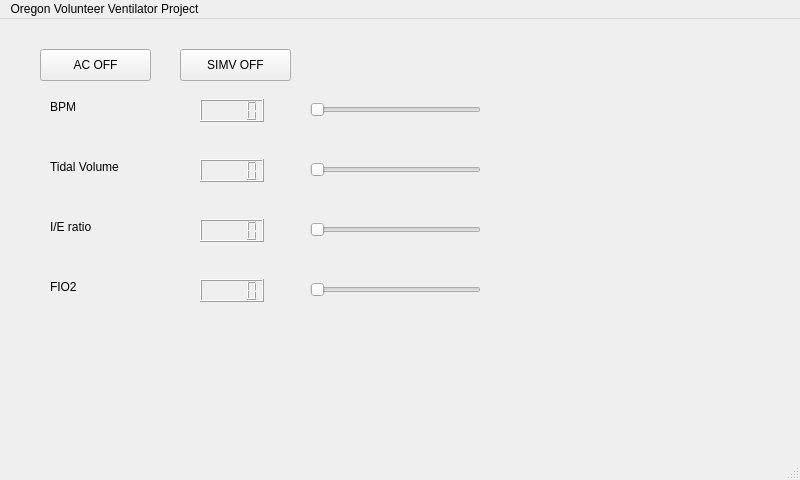
OVVE/software-ui, file mainwindow.ui: the form before one commit.
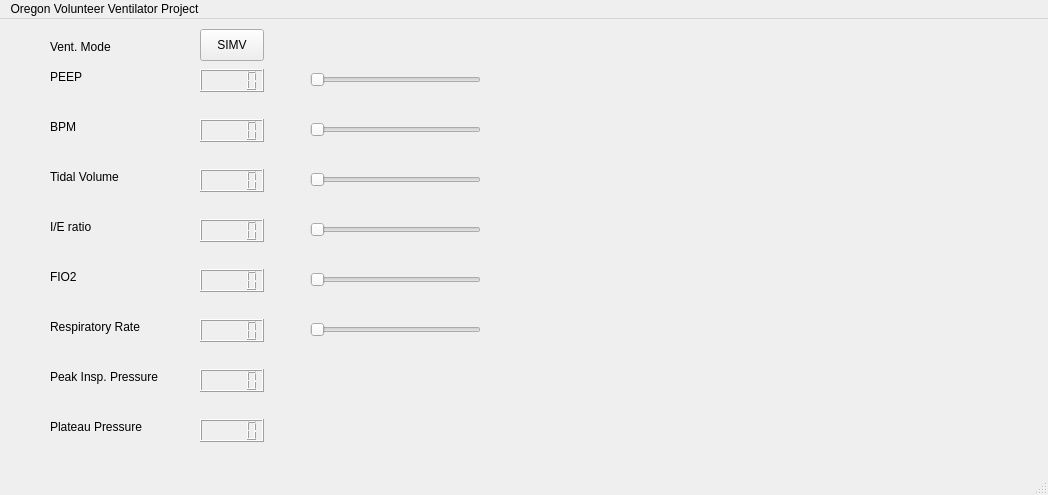
The form after the commit.

Commit message: Avi Gupta 3/26 16:00 PDT Commit - Changed AC/SIMV to toggle - Added resp_rate slider - Added peak_press and plateau_press values - Added PEEP slider

The edit to the form file:
```diff
--- a/mainwindow.ui
+++ b/mainwindow.ui
@@ -6,8 +6,8 @@
    <rect>
     <x>0</x>
     <y>0</y>
-    <width>800</width>
-    <height>480</height>
+    <width>1048</width>
+    <height>495</height>
    </rect>
   </property>
   <property name="sizePolicy">
@@ -23,14 +23,14 @@
    <widget class="QPushButton" name="ac_button">
     <property name="geometry">
      <rect>
-      <x>40</x>
-      <y>30</y>
-      <width>111</width>
+      <x>200</x>
+      <y>10</y>
+      <width>64</width>
       <height>32</height>
      </rect>
     </property>
     <property name="text">
-     <string>AC OFF</string>
+     <string>SIMV</string>
     </property>
     <property name="checkable">
      <bool>true</bool>
@@ -40,7 +40,7 @@
     <property name="geometry">
      <rect>
       <x>310</x>
-      <y>80</y>
+      <y>100</y>
       <width>171</width>
       <height>22</height>
      </rect>
@@ -59,7 +59,7 @@
     <property name="geometry">
      <rect>
       <x>50</x>
-      <y>80</y>
+      <y>100</y>
       <width>121</width>
       <height>16</height>
      </rect>
@@ -68,27 +68,11 @@
      <string>BPM</string>
     </property>
    </widget>
-   <widget class="QPushButton" name="simv_button">
-    <property name="geometry">
-     <rect>
-      <x>180</x>
-      <y>30</y>
-      <width>111</width>
-      <height>32</height>
-     </rect>
-    </property>
-    <property name="text">
-     <string>SIMV OFF</string>
-    </property>
-    <property name="checkable">
-     <bool>true</bool>
-    </property>
-   </widget>
    <widget class="QLabel" name="tv_label">
     <property name="geometry">
      <rect>
       <x>50</x>
-      <y>140</y>
+      <y>150</y>
       <width>121</width>
       <height>16</height>
      </rect>
@@ -101,7 +85,7 @@
     <property name="geometry">
      <rect>
       <x>310</x>
-      <y>140</y>
+      <y>150</y>
       <width>171</width>
       <height>22</height>
      </rect>
@@ -140,7 +124,7 @@
     <property name="geometry">
      <rect>
       <x>50</x>
-      <y>260</y>
+      <y>250</y>
       <width>121</width>
       <height>16</height>
      </rect>
@@ -153,7 +137,7 @@
     <property name="geometry">
      <rect>
       <x>310</x>
-      <y>260</y>
+      <y>250</y>
       <width>171</width>
       <height>22</height>
      </rect>
@@ -166,7 +150,7 @@
     <property name="geometry">
      <rect>
       <x>200</x>
-      <y>80</y>
+      <y>100</y>
       <width>64</width>
       <height>23</height>
      </rect>
@@ -176,7 +160,7 @@
     <property name="geometry">
      <rect>
       <x>200</x>
-      <y>140</y>
+      <y>150</y>
       <width>64</width>
       <height>23</height>
      </rect>
@@ -196,19 +180,156 @@
     <property name="geometry">
      <rect>
       <x>200</x>
-      <y>260</y>
+      <y>250</y>
       <width>64</width>
       <height>23</height>
      </rect>
     </property>
    </widget>
+   <widget class="QSlider" name="resp_rate_slider">
+    <property name="geometry">
+     <rect>
+      <x>310</x>
+      <y>300</y>
+      <width>171</width>
+      <height>22</height>
+     </rect>
+    </property>
+    <property name="orientation">
+     <enum>Qt::Horizontal</enum>
+    </property>
+   </widget>
+   <widget class="QLCDNumber" name="resp_rate_lcd">
+    <property name="geometry">
+     <rect>
+      <x>200</x>
+      <y>300</y>
+      <width>64</width>
+      <height>23</height>
+     </rect>
+    </property>
+   </widget>
+   <widget class="QLabel" name="resp_rate_label">
+    <property name="geometry">
+     <rect>
+      <x>50</x>
+      <y>300</y>
+      <width>121</width>
+      <height>16</height>
+     </rect>
+    </property>
+    <property name="text">
+     <string>Respiratory Rate</string>
+    </property>
+   </widget>
+   <widget class="QLabel" name="mode_label">
+    <property name="geometry">
+     <rect>
+      <x>50</x>
+      <y>20</y>
+      <width>121</width>
+      <height>16</height>
+     </rect>
+    </property>
+    <property name="text">
+     <string>Vent. Mode</string>
+    </property>
+   </widget>
+   <widget class="QLabel" name="peak_press_label">
+    <property name="geometry">
+     <rect>
+      <x>50</x>
+      <y>350</y>
+      <width>121</width>
+      <height>16</height>
+     </rect>
+    </property>
+    <property name="text">
+     <string>Peak Insp. Pressure</string>
+    </property>
+   </widget>
+   <widget class="QLCDNumber" name="peak_press_lcd">
+    <property name="geometry">
+     <rect>
+      <x>200</x>
+      <y>350</y>
+      <width>64</width>
+      <height>23</height>
+     </rect>
+    </property>
+   </widget>
+   <widget class="QLabel" name="plateau_press_label">
+    <property name="geometry">
+     <rect>
+      <x>50</x>
+      <y>400</y>
+      <width>121</width>
+      <height>16</height>
+     </rect>
+    </property>
+    <property name="text">
+     <string>Plateau Pressure</string>
+    </property>
+   </widget>
+   <widget class="QLCDNumber" name="plateau_press_lcd">
+    <property name="geometry">
+     <rect>
+      <x>200</x>
+      <y>400</y>
+      <width>64</width>
+      <height>23</height>
+     </rect>
+    </property>
+   </widget>
+   <widget class="QLabel" name="peep_label">
+    <property name="geometry">
+     <rect>
+      <x>50</x>
+      <y>50</y>
+      <width>121</width>
+      <height>16</height>
+     </rect>
+    </property>
+    <property name="text">
+     <string>PEEP</string>
+    </property>
+   </widget>
+   <widget class="QLCDNumber" name="peep_lcd">
+    <property name="geometry">
+     <rect>
+      <x>200</x>
+      <y>50</y>
+      <width>64</width>
+      <height>23</height>
+     </rect>
+    </property>
+   </widget>
+   <widget class="QSlider" name="peep_slider">
+    <property name="geometry">
+     <rect>
+      <x>310</x>
+      <y>50</y>
+      <width>171</width>
+      <height>22</height>
+     </rect>
+    </property>
+    <property name="sizePolicy">
+     <sizepolicy hsizetype="Expanding" vsizetype="Fixed">
+      <horstretch>0</horstretch>
+      <verstretch>0</verstretch>
+     </sizepolicy>
+    </property>
+    <property name="orientation">
+     <enum>Qt::Horizontal</enum>
+    </property>
+   </widget>
   </widget>
   <widget class="QMenuBar" name="menubar">
    <property name="geometry">
     <rect>
      <x>0</x>
      <y>0</y>
-     <width>800</width>
+     <width>1048</width>
      <height>22</height>
     </rect>
    </property>
```
Left out of the diff: 2 changed lines with no effect on the pictures. The commit also changes 3 other files.
